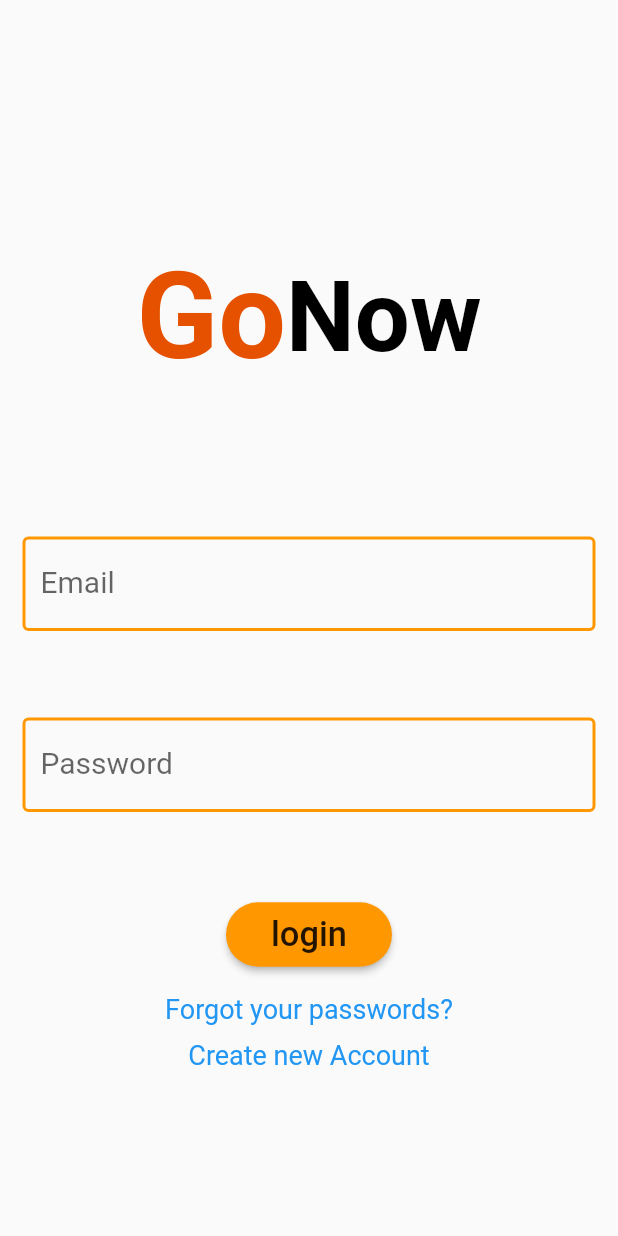
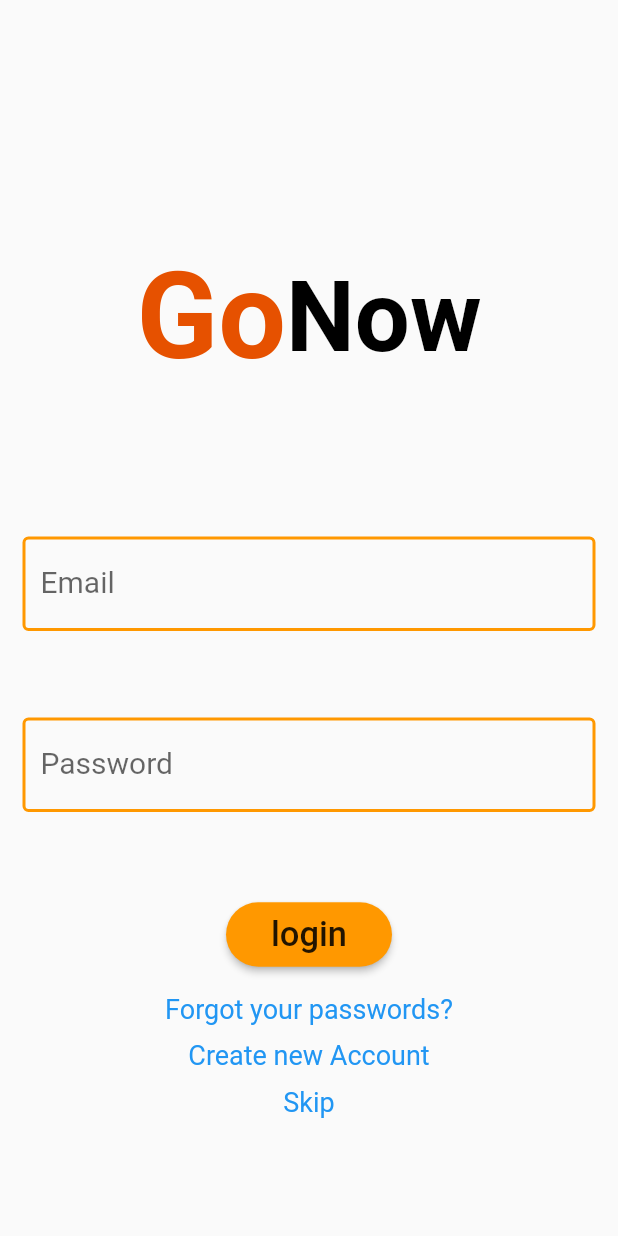
Before and after one commit to BimsaraGunarathna/go_now, a Flutter app: the LoginPage screen opened by its route, on a phone screen of 412 x 824 dp. Run offline on Flutter 3.47's test engine with Material 2 defaults, Android fonts, the phone set to English and light mode, and no system bars; our stand-ins replace carousel_slider, file_picker, flutter_icons, flutter_image_compress, image_picker, permission_handler and 1 more; missing offline and left inert: amazon_cognito_identity_dart, vin_decoder; accounts and stored records are empty; network calls fail; statements that could not run were skipped.

Commit message:
skip button to login page added.

```diff
--- a/lib/pages/login_page.dart
+++ b/lib/pages/login_page.dart
@@ -5,6 +5,7 @@ import 'package:provider/provider.dart';
 //Pages
 import './signup_page.dart';
 import './forgot_password_page.dart';
+import '../navigation/bottom-nav-bar-controller.dart';
 
 //providers
 import '../providers/auth.dart';
@@ -70,8 +71,8 @@ class _LoginPageState extends State<LoginPage> {
       );
 
       //Redirect to Home Interface.
-      Navigator.of(context).pushReplacementNamed(BottomNavigationBarController.routeName);
-
+      Navigator.of(context)
+          .pushReplacementNamed(BottomNavigationBarController.routeName);
     } on HttpException catch (error) {
       var errorMessage = 'Authentication failed';
       if (error.toString().contains('EMAIL_EXISTS')) {
@@ -271,7 +272,7 @@ class _LoginPageState extends State<LoginPage> {
                   ),
                   //Create new account Button
                   Padding(
-                    padding: EdgeInsets.fromLTRB(10, 5, 10, 15),
+                    padding: EdgeInsets.fromLTRB(10, 5, 10, 5),
                     child: Center(
                       child: InkWell(
                           child: Text(
@@ -284,6 +285,22 @@ class _LoginPageState extends State<LoginPage> {
                           }),
                     ),
                   ),
+                  //Skip button
+                  Padding(
+                    padding: EdgeInsets.fromLTRB(10, 5, 10, 15),
+                    child: Center(
+                      child: InkWell(
+                          child: Text(
+                            'Skip',
+                            style: TextStyle(fontSize: 18, color: Colors.blue),
+                          ),
+                          onTap: () {
+                            Navigator.of(context).pushNamed(
+                              BottomNavigationBarController.routeName,
+                            );
+                          }),
+                    ),
+                  ),
                 ],
               ),
             ),
--- a/lib/pages/root_page.dart
+++ b/lib/pages/root_page.dart
@@ -5,7 +5,7 @@ import 'package:provider/provider.dart';
 import '../providers/auth.dart';
 
 //Pages
-//import './login_page.dart';
+import './login_page.dart';
 import '../navigation/bottom-nav-bar-controller.dart';
 
 //websocket
@@ -76,7 +76,7 @@ class _RootPageState extends State<RootPage> {
 
   @override
   Widget build(BuildContext context) {
-    //return _sessionRetrieved ?  BottomNavigationBarController() : LoginPage();
-    return BottomNavigationBarController();
+    return _sessionRetrieved ? BottomNavigationBarController() : LoginPage();
+    //return BottomNavigationBarController();
   }
 }
```
